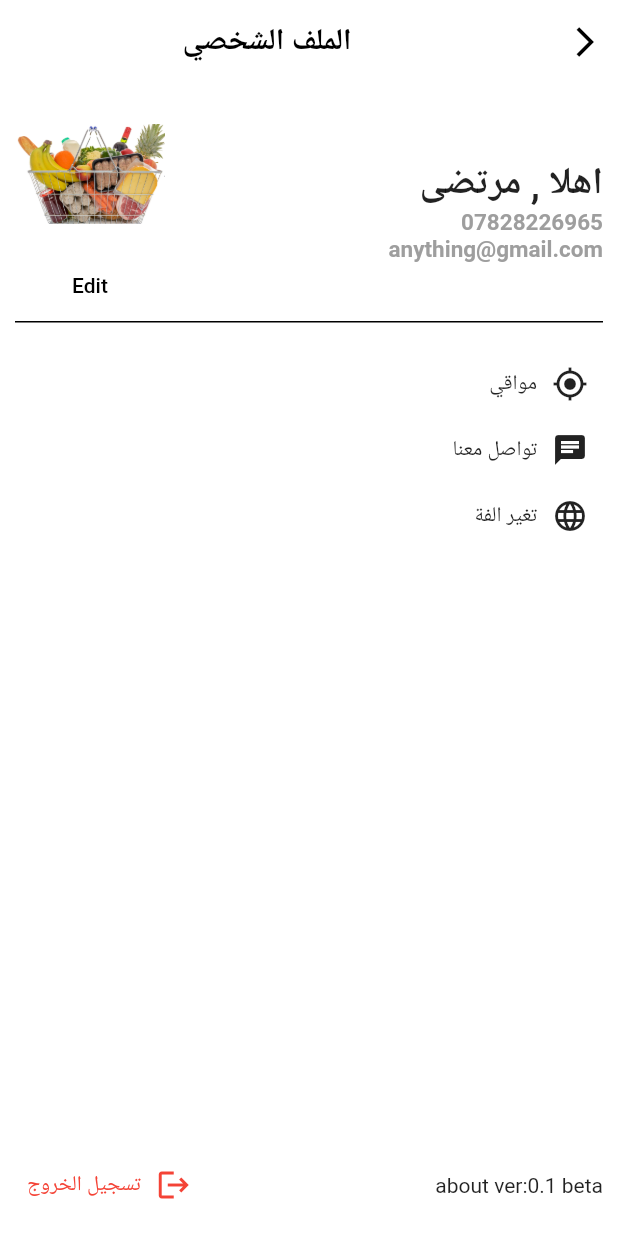
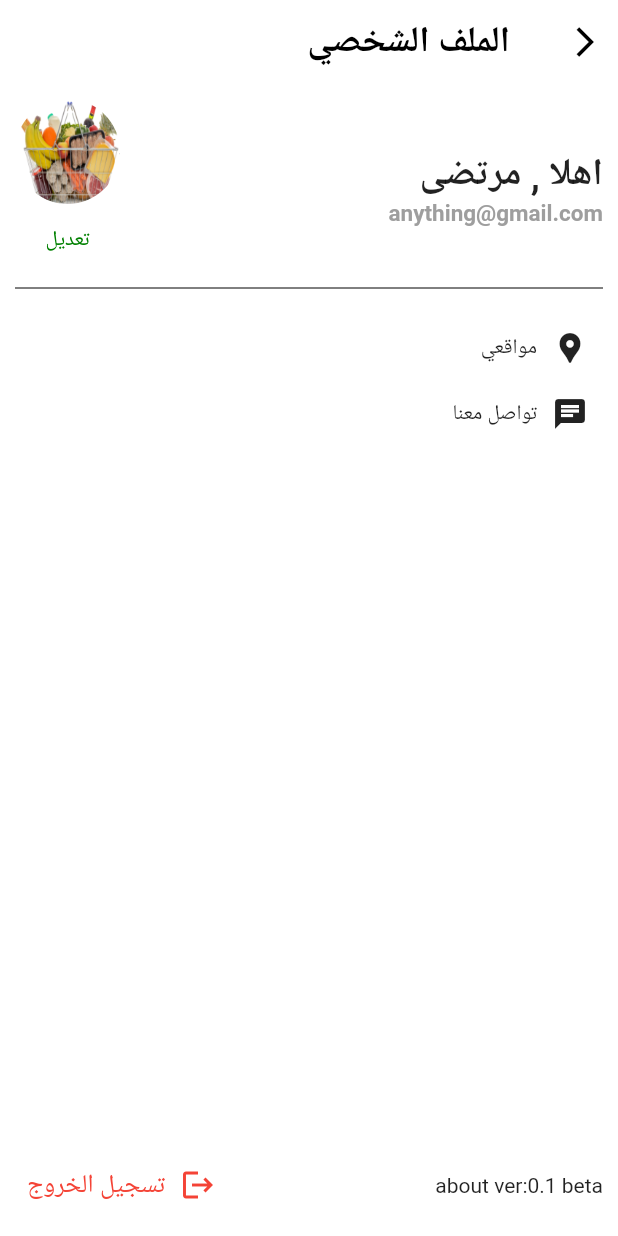
Before and after one commit to HasanIssa9/Stop_and_Shop, a Flutter app: the UserProfile screen opened directly, on a phone screen of 412 x 824 dp. Run offline on Flutter 3.47's test engine with Material 2 defaults, Android fonts, the phone set to English and light mode, and no system bars; our stand-ins replace get, google_nav_bar; network calls fail.

Commit message:
edit on cart

```diff
--- a/frontend/lib/Screens/AllScreen/AllScreen.dart
+++ b/frontend/lib/Screens/AllScreen/AllScreen.dart
@@ -4,7 +4,7 @@ import 'package:stop_and_shop/Screens/FavoritesScreen/favorites.dart';
 import 'package:stop_and_shop/Screens/HomeScreen/home_screen.dart';
 
 import '../../style/colors.dart';
-import 'package:stop_and_shop/Screens/UserProfile/UserProfile.dart';
+import 'package:stop_and_shop/Screens/UserProfile/user_profile.dart';
 
 import '../Cart/Cart.dart';
 
--- a/frontend/lib/Screens/UserProfile/UserProfile.dart
+++ /dev/null
@@ -1,138 +0,0 @@
-import 'package:flutter/material.dart';
-import 'package:flutter/src/foundation/key.dart';
-import 'package:flutter/src/widgets/framework.dart';
-
-import 'package:get/get.dart';
-import 'package:stop_and_shop/style/colors.dart';
-class UserProfile extends StatelessWidget {
-  const UserProfile({Key? key}) : super(key: key);
-
-  @override
-  Widget build(BuildContext context) {
-    return Directionality(textDirection: TextDirection.rtl, child: Scaffold(
-          backgroundColor: Colors.white,
-          appBar: AppBar(
-            backgroundColor: Colors.white,
-            elevation: 0,
-            leading: IconButton(
-              onPressed: () {
-                Get.back();
-              },
-              icon: const Icon(
-                Icons.arrow_back_ios,
-                color: Colors.black,
-              ),
-            ),
-            title:Center(child:  Text(
-              "الملف الشخصي",
-              style: TextStyle(
-                  fontWeight: FontWeight.bold,
-                  fontSize: 20,
-                  color: Colors.black),
-            ),
-          ),),
-        body:Padding(padding: EdgeInsets.all(10),
-        child:  Column(children: [
-          Row(
-            children: [
-             Expanded(child:  Column(
-                crossAxisAlignment: CrossAxisAlignment.start,
-                children: [
-                  Text("اهلا , مرتضى ", style: TextStyle(fontWeight: FontWeight.bold , fontSize: 25 ,),),
-                  Text("07828226965" ,
-                        style: TextStyle(
-                          fontWeight: FontWeight.bold,
-                          fontSize: 15,
-                          color: Colors.grey,
-                        ), ),
-                  Text("anything@gmail.com",
-                        style: TextStyle(
-                          fontWeight: FontWeight.bold,
-                          fontSize: 15,
-                          color: Colors.grey,
-                        ),
-                      )
-                ],
-              ),
-               ),
-
-               Column(
-                      children: [
-                        Container(
-                          width: 100,
-                          height: 100,
-                          decoration: BoxDecoration(
-                            color: Colors.white,
-                            borderRadius: BorderRadius.circular(50),
-                          ),
-                          child: Image.asset("assets/images/img_2.png" ),
-                        ),
-                        TextButton(onPressed: (){}, child: Text("Edit" , style: TextStyle(color: Colors.black),))
-                      ],
-                    ),
-
-            ],
-          ),
-          Container(
-            width: double.infinity,
-            height:1,
-            color: Colors.black,
-          ),
-        Container(
-          padding: EdgeInsets.symmetric(vertical: 29 ,horizontal: 10),
-          child: Expanded(
-                    child: Column(
-                  children: [
-                    GestureDetector(
-                        child: Row(
-                      children: [Icon(Icons.gps_fixed),
-                      SizedBox(width:10),
-                      Text("مواقي")],
-                    )),
-                    SizedBox(height: 20,),
-
-                    GestureDetector(
-                        child: Row(
-                      children: [Icon(Icons.chat  ),
-                      SizedBox(width:10),
-                      Text("تواصل معنا")],
-                    )),
-                    SizedBox(height: 20,),
-
-                    GestureDetector(
-                        child: Row(
-                      children: [Icon(Icons.language),
-                      SizedBox(width:10),
-                      Text("تغير الفة ")],
-                    )),
-                  ],
-                )),
-        ),
-        Expanded(child:
-        Container(
-                alignment: Alignment.bottomCenter,
-                child: Row(children: [
-                  Expanded(
-                    child: Text("about ver:0.1 beta"),
-                  ),
-                  TextButton(
-                      onPressed: () {},
-                      child: Row(
-                        children: [
-                          Icon(Icons.logout, color: Colors.red),
-                          SizedBox(
-                            width: 10,
-                          ),
-                          Text(
-                            "تسجيل الخروج",
-                            style: TextStyle(color: Colors.red),
-                          )
-                        ],
-                      ))
-                ]),
-              ))
-        ]),
-      ),
-        ));
-  }
-}
--- /dev/null
+++ b/frontend/lib/Screens/UserProfile/user_profile.dart
@@ -0,0 +1,140 @@
+import 'package:flutter/material.dart';
+import 'package:get/get.dart';
+import 'package:stop_and_shop/Screens/Locations/locations.dart';
+import 'package:stop_and_shop/style/colors.dart';
+
+import '../../shared/components/components.dart';
+
+class UserProfile extends StatelessWidget {
+  const UserProfile({Key? key}) : super(key: key);
+
+  @override
+  Widget build(BuildContext context) {
+    return Directionality(
+        textDirection: TextDirection.rtl,
+        child: Scaffold(
+          backgroundColor: Colors.white,
+          appBar: AppBar(
+            backgroundColor: Colors.white,
+            elevation: 0,
+            leading: IconButton(
+              onPressed: () {
+                Get.back();
+              },
+              icon: const Icon(
+                Icons.arrow_back_ios,
+                color: Colors.black,
+              ),
+            ),
+            title: TitleName(title: 'الملف الشخصي'),
+          ),
+          body: Padding(
+            padding: const EdgeInsets.all(10),
+            child: Column(children: [
+              Row(
+                children: [
+                  Column(
+                    crossAxisAlignment: CrossAxisAlignment.start,
+                    children: const [
+                      Text(
+                        'اهلا , مرتضى ',
+                        style: TextStyle(
+                          fontWeight: FontWeight.bold,
+                          fontSize: 25,
+                        ),
+                      ),
+                      Text(
+                        'anything@gmail.com',
+                        style: TextStyle(
+                          fontWeight: FontWeight.bold,
+                          fontSize: 15,
+                          color: Colors.grey,
+                        ),
+                      )
+                    ],
+                  ),
+                  const Spacer(),
+                  Column(
+                    children: [
+                      Container(
+                        width: 70,
+                        height: 70,
+                        decoration: BoxDecoration(
+                            borderRadius: BorderRadius.circular(35),
+                            image: const DecorationImage(
+                                fit: BoxFit.fill,
+                                image: AssetImage('assets/images/img_2.png'))),
+                      ),
+                      TextButton(
+                        onPressed: () {},
+                        child: Text(
+                          'تعديل',
+                          style: TextStyle(color: greenColor),
+                        ),
+                      ),
+                    ],
+                  ),
+                ],
+              ),
+              const Divider(
+                color: Colors.black,
+              ),
+              Container(
+                padding: const EdgeInsets.symmetric(
+                    vertical: 20, horizontal: 10),
+                child: Expanded(
+                    child: Column(
+                  children: [
+                    GestureDetector(
+                      onTap: () {
+                        Get.to(const Locations());
+                      },
+                      child: Row(
+                        children: const [
+                          Icon(Icons.location_pin),
+                          SizedBox(width: 10),
+                          Text("مواقعي")
+                        ],
+                      ),
+                    ),
+                    const SizedBox(
+                      height: 20,
+                    ),
+                    GestureDetector(
+                      child: Row(
+                        children: const [
+                          Icon(Icons.chat),
+                          SizedBox(width: 10),
+                          Text("تواصل معنا")
+                        ],
+                      ),
+                    ),
+                  ],
+                )),
+              ),
+              const Spacer(),
+              Row(
+                  mainAxisAlignment: MainAxisAlignment.spaceBetween,
+                  children: [
+                    const Text("about ver:0.1 beta"),
+                    TextButton(
+                        onPressed: () {},
+                        child: Row(
+                          children: const [
+                            Icon(Icons.logout, color: Colors.red),
+                            SizedBox(
+                              width: 10,
+                            ),
+                            Text(
+                              "تسجيل الخروج",
+                              style: TextStyle(
+                                  color: Colors.red, fontSize: 17),
+                            )
+                          ],
+                        ))
+                  ])
+            ]),
+          ),
+        ));
+  }
+}
--- a/frontend/lib/modules/module_product.dart
+++ b/frontend/lib/modules/module_product.dart
@@ -6,6 +6,7 @@ class Product {
   final RxString descriptionProduct;
   final RxString categoryProduct;
   final RxString priceProduct;
+  final RxDouble weightProduct=0.5.obs;
   final RxBool isFavorite=false.obs;
   final RxBool isCart=false.obs;
 
```
Also changed, not shown: frontend/lib/Screens/Cart/build_cart_item.dart (added, +113 -0 lines), frontend/lib/Screens/Cart/cart.dart (+18 -12 lines), frontend/lib/Screens/Locations/Loacations.dart (deleted, +0 -105 lines), frontend/lib/Screens/Locations/locations.dart (added, +124 -0 lines), frontend/lib/Screens/Locations/single_locations.dart (renamed from frontend/lib/Screens/Locations/singlelocations.dart, +3 -5 lines), frontend/lib/Screens/details/details.dart (+12 -3 lines), frontend/lib/main.dart (+4 -3 lines), frontend/lib/Screens/SplashScreen/splash_screen.dart (renamed from frontend/lib/Screens/SplashScreen/SplashScreen.dart).
